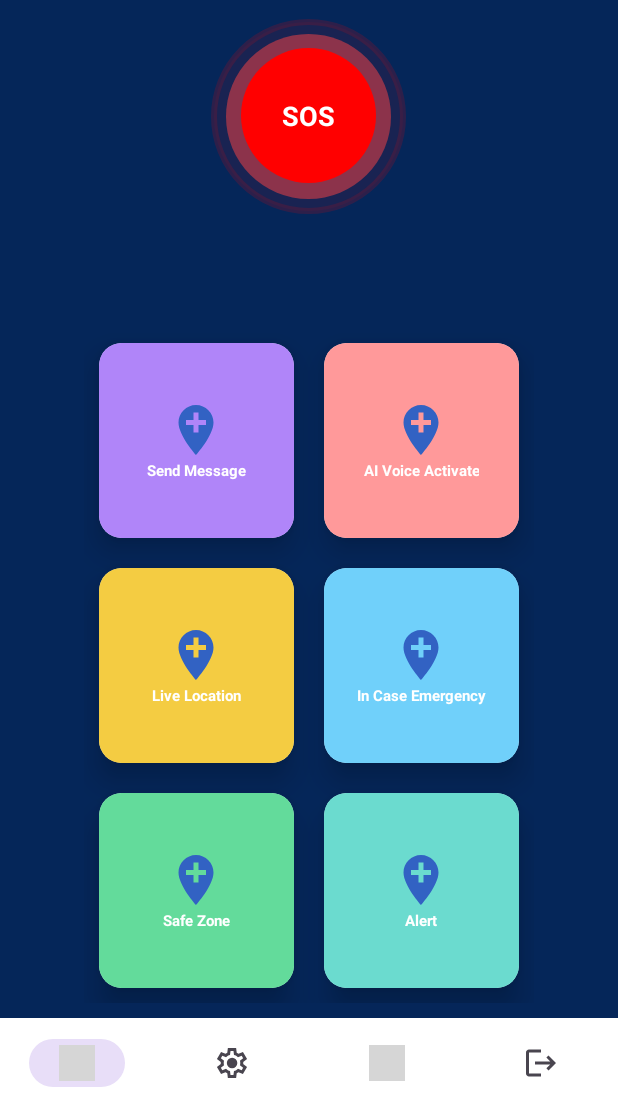
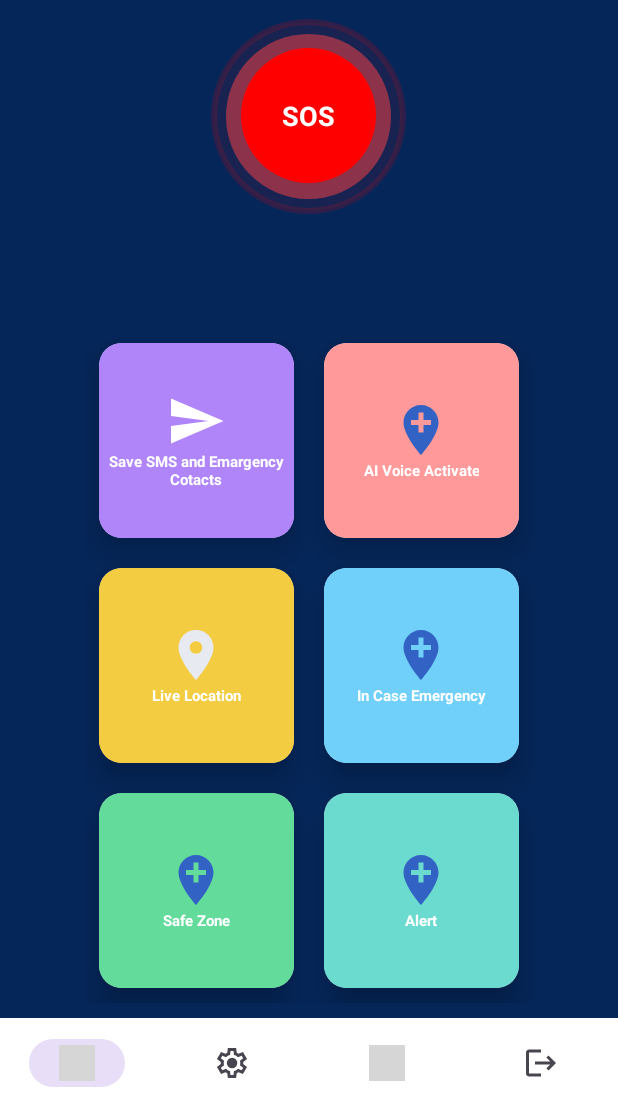
Before and after one commit to razia200026/Nirvoy, an Android app built with Jetpack Compose: the SaveSMSActivity screen opened directly, with no data from a screen before it, item 4 of the bottom bar chosen, on a phone screen of 412 x 824 dp, the part 128-1236 px from its top. Run offline under Robolectric (Android 15) with nearby library versions, the phone set to English and light mode, and no system bars; our stand-ins replace Firebase (no records; nobody signed in at launch, a user with empty details on screens opened directly); grey boxes are pictures that could not be loaded.

Commit message:
country code added

```diff
--- a/app/src/main/AndroidManifest.xml
+++ b/app/src/main/AndroidManifest.xml
@@ -50,7 +50,7 @@
         android:label="SafeZoneActivity"
         android:parentActivityName=".MainActivity" />
         <activity
-        android:name=".SendSMSActivity"
+        android:name=".SaveSMSActivity"
         android:label="Sms Settings"
         android:parentActivityName=".MainActivity" />
 </application>
--- a/app/src/main/java/com/example/safetyapp/MainActivity.java
+++ b/app/src/main/java/com/example/safetyapp/MainActivity.java
@@ -43,10 +43,10 @@ public class MainActivity extends BaseActivity {
         // Button click listeners for card items
         //Save contact and SMS
         findViewById(R.id.btn_save_contatcs).setOnClickListener(v ->
-                startActivity(new android.content.Intent(MainActivity.this, SendSMSActivity.class)));
+                startActivity(new android.content.Intent(MainActivity.this, SaveSMSActivity.class)));
         //AI Voice Detector
         findViewById(R.id.btn_ai_voice).setOnClickListener(v ->
-                startActivity(new android.content.Intent(MainActivity.this, SendSMSActivity.class)));
+                startActivity(new android.content.Intent(MainActivity.this, SaveSMSActivity.class)));
         //Live Location
         findViewById(R.id.btn_share_location).setOnClickListener(v ->
                 startActivity(new android.content.Intent(MainActivity.this, LiveLocation.class)));
--- a/app/src/main/java/com/example/safetyapp/SendSMSActivity.java
+++ b/app/src/main/java/com/example/safetyapp/SaveSMSActivity.java
@@ -10,6 +10,7 @@ import android.os.Bundle;
 import android.provider.ContactsContract;
 import android.view.View;
 import android.widget.*;
+
 import androidx.annotation.NonNull;
 import androidx.appcompat.app.AlertDialog;
 import androidx.core.app.ActivityCompat;
@@ -24,7 +25,7 @@ import com.google.firebase.database.*;
 import java.util.ArrayList;
 import java.util.List;
 
-public class SendSMSActivity extends BaseActivity {
+public class SaveSMSActivity extends BaseActivity {
 
     private DatabaseReference dbRef;
     private FirebaseUser currentUser;
@@ -43,16 +44,17 @@ public class SendSMSActivity extends BaseActivity {
     @Override
     protected void onCreate(Bundle savedInstanceState) {
         super.onCreate(savedInstanceState);
-        setupLayout(R.layout.activity_send_sms, "Emergency Contacts & Save SMS", true);  // Setup layout with title and back button
+        setupLayout(R.layout.activity_save_sms, "Emergency Contacts & Save SMS", true);
 
-        // Firebase & DB setup
         currentUser = FirebaseAuth.getInstance().getCurrentUser();
         if (currentUser == null) {
             Toast.makeText(this, "User not logged in", Toast.LENGTH_SHORT).show();
             finish();
             return;
         }
-        dbRef = FirebaseDatabase.getInstance().getReference("Users").child(currentUser.getUid()).child("emergencyContacts");
+
+        dbRef = FirebaseDatabase.getInstance().getReference("Users")
+                .child(currentUser.getUid()).child("emergencyContacts");
 
         // Views
         btnAddContact = findViewById(R.id.btn_add_contact);
@@ -62,24 +64,18 @@ public class SendSMSActivity extends BaseActivity {
         tvNoContacts = findViewById(R.id.tv_no_contacts);
         rvContacts = findViewById(R.id.rv_contacts);
 
-        // Contacts RecyclerView setup
         rvContacts.setLayoutManager(new LinearLayoutManager(this));
         adapter = new ContactsAdapter(contacts, this::deleteContact);
         rvContacts.setAdapter(adapter);
 
-        // Load contacts from Firebase
         loadEmergencyContacts();
-
-        // Load saved message from Firebase
         loadSavedMessage();
 
-        // Setup countdown spinner with example values
         String[] countdownOptions = {"3 sec", "5 sec", "10 sec", "Cancel Immediately"};
         ArrayAdapter<String> spinnerAdapter = new ArrayAdapter<>(this, android.R.layout.simple_spinner_dropdown_item, countdownOptions);
         spinnerCountdown.setAdapter(spinnerAdapter);
 
-        // Button listeners
-        btnAddContact.setOnClickListener(v -> showContactOptionsMenu(v));
+        btnAddContact.setOnClickListener(this::showContactOptionsMenu);
 
         btnSaveMessage.setOnClickListener(v -> {
             String message = etEmergencyMessage.getText().toString().trim();
@@ -88,7 +84,6 @@ public class SendSMSActivity extends BaseActivity {
                 return;
             }
 
-            // Save message in Firebase under "emergency_message_template"
             DatabaseReference userRef = FirebaseDatabase.getInstance().getReference("Users").child(currentUser.getUid());
             userRef.child("emergency_message_template").setValue(message)
                     .addOnSuccessListener(unused -> Toast.makeText(this, "Message saved successfully", Toast.LENGTH_SHORT).show())
@@ -109,7 +104,7 @@ public class SendSMSActivity extends BaseActivity {
 
             @Override
             public void onCancelled(@NonNull DatabaseError error) {
-                Toast.makeText(SendSMSActivity.this, "Failed to load saved message", Toast.LENGTH_SHORT).show();
+                Toast.makeText(SaveSMSActivity.this, "Failed to load saved message", Toast.LENGTH_SHORT).show();
             }
         });
     }
@@ -127,13 +122,12 @@ public class SendSMSActivity extends BaseActivity {
                     }
                 }
                 adapter.notifyDataSetChanged();
-
                 tvNoContacts.setVisibility(contacts.isEmpty() ? View.VISIBLE : View.GONE);
             }
 
             @Override
             public void onCancelled(@NonNull DatabaseError error) {
-                Toast.makeText(SendSMSActivity.this, "Failed to load contacts", Toast.LENGTH_SHORT).show();
+                Toast.makeText(SaveSMSActivity.this, "Failed to load contacts", Toast.LENGTH_SHORT).show();
             }
         });
     }
@@ -176,6 +170,19 @@ public class SendSMSActivity extends BaseActivity {
     }
 
     private void addContact(Contact contact) {
+        String phone = contact.getPhone().trim();
+
+        // Add +880 if missing
+        if (!phone.startsWith("+")) {
+            if (phone.startsWith("0")) {
+                phone = "+880" + phone.substring(1);
+            } else {
+                phone = "+880" + phone;
+            }
+        }
+
+        contact.setPhone(phone);
+
         dbRef.push().setValue(contact)
                 .addOnSuccessListener(unused -> Toast.makeText(this, "Contact added!", Toast.LENGTH_SHORT).show())
                 .addOnFailureListener(e -> Toast.makeText(this, "Failed to add contact", Toast.LENGTH_SHORT).show());
--- a/app/src/main/res/layout/activity_main.xml
+++ b/app/src/main/res/layout/activity_main.xml
@@ -115,13 +115,13 @@
                     <ImageView
                         android:layout_width="48dp"
                         android:layout_height="40dp"
-                        android:src="@drawable/ic_location" />
+                        android:src="@drawable/send_24" />
 
                     <TextView
                         android:layout_width="wrap_content"
                         android:layout_height="wrap_content"
                         android:gravity="center"
-                        android:text="Send Message"
+                        android:text="Save SMS and Emargency Cotacts"
                         android:textColor="@color/white"
                         android:textSize="10sp"
                         android:textStyle="bold" />
@@ -179,7 +179,7 @@
                     <ImageView
                         android:layout_width="48dp"
                         android:layout_height="40dp"
-                        android:src="@drawable/ic_location" />
+                        android:src="@drawable/ic_location_pin" />
 
                     <TextView
                         android:layout_width="wrap_content"
```
Also changed, not shown: app/src/main/res/layout/activity_save_sms.xml (renamed from app/src/main/res/layout/activity_send_sms.xml).
